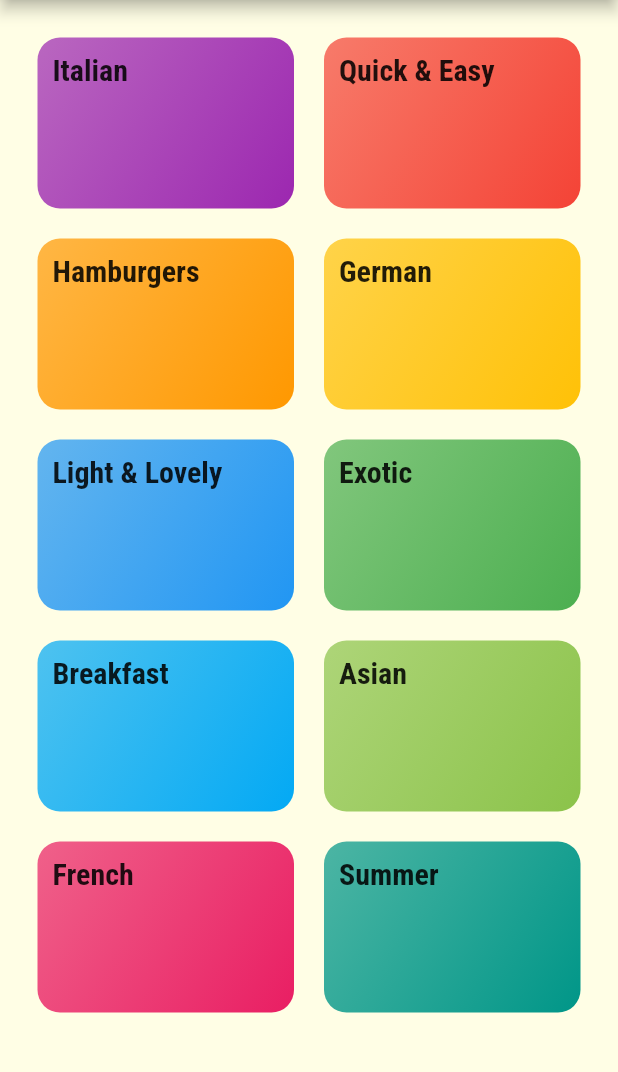
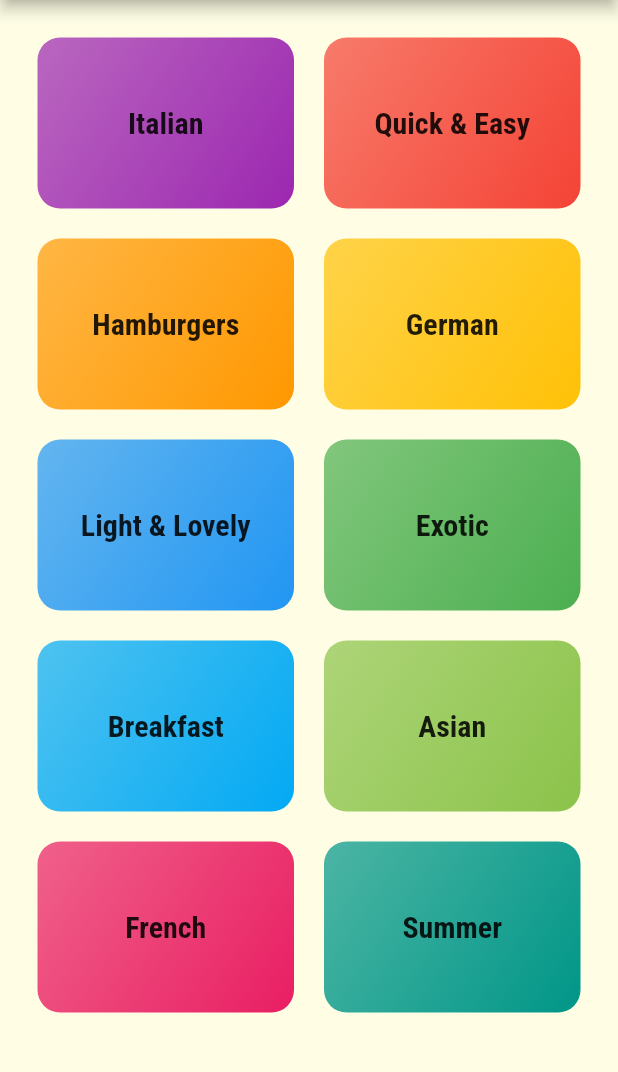
Before and after one commit to KrishnaPhalgun28/SnackApp, a Flutter app: the screen it shows after launch, on a phone screen of 412 x 824 dp, the part 84-1156 px from its top. Run offline on Flutter 3.47's test engine with Material 2 defaults, Android fonts, the phone set to English and light mode, and no system bars.

```diff
--- a/lib/models/category_item.dart
+++ b/lib/models/category_item.dart
@@ -1,5 +1,4 @@
 import 'package:flutter/material.dart';
-// import 'package:SnackApp/screens/categories_snacks.dart';
 import 'package:SnackApp/screens/categories_snacks.dart';
 
 class CategoryItem extends StatelessWidget {
@@ -37,8 +36,13 @@ class CategoryItem extends StatelessWidget {
       splashColor: Theme.of(context).primaryColor,
       borderRadius: BorderRadius.circular(15),
       child: Container(
-        padding: const EdgeInsets.all(10),
-        child: Text(title, style: Theme.of(context).textTheme.headline6),
+        padding: const EdgeInsets.all(5),
+        child: Center(
+          child: Text(
+            title,
+            style: Theme.of(context).textTheme.headline6,
+          ),
+        ),
         decoration: BoxDecoration(
           gradient: LinearGradient(
             colors: [
```
Also changed, not shown: lib/screens/categories_snacks.dart (+10 -3 lines).
